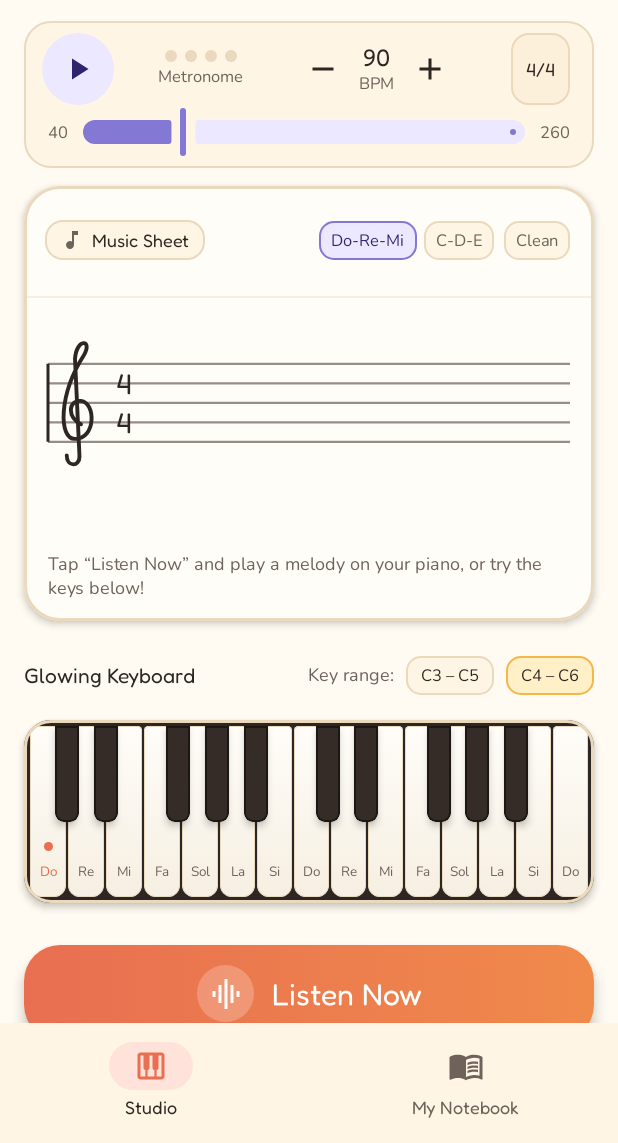
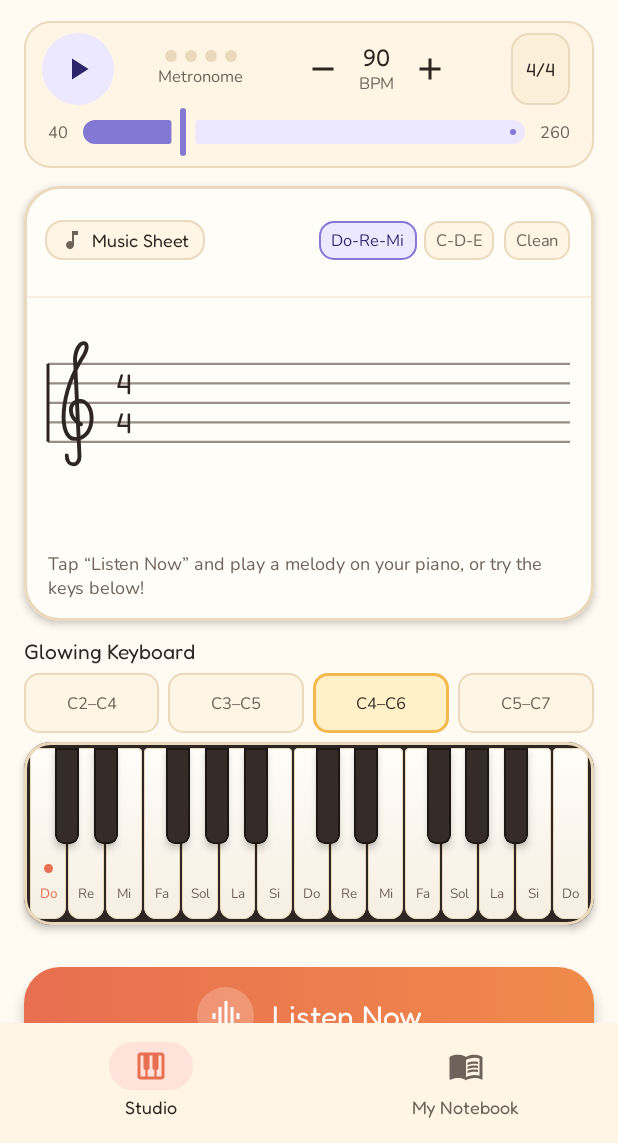
Before and after one commit to salenaguglu-commits/Notolovac, an Android app built with Jetpack Compose: the screen it shows after launch (MainActivity), on a phone screen of 412 x 824 dp, the part 93-1236 px from its top. Run offline under Robolectric (Android 15) with nearby library versions, the phone set to English and light mode, and no system bars; our stand-ins replace Room's generated code.

Commit message:
feat: expand keyboard octave range and support 8va/8vb
Extend keyboard range to C2–C7, update octave selection UI, and add support for rendering 8va/8vb octave shift markers on the staff.

```diff
--- a/app/src/main/java/com/example/model/MusicModels.kt
+++ b/app/src/main/java/com/example/model/MusicModels.kt
@@ -51,8 +51,14 @@ data class DetectedNote(
 object MusicTheory {
     const val STANDARD_A4_HZ = 440.0
     const val STANDARD_C4_HZ = 261.625565
+    // Acoustic microphone pitch detection range: C3 (48) .. C6 (84)
     const val MIN_PIANO_MIDI = 48 // C3
     const val MAX_PIANO_MIDI = 84 // C6
+    // Interactive touch keyboard & note editor range: C2 (36) .. C7 (96)
+    const val MIN_KEYBOARD_START_OCTAVE = 2 // C2 – C4
+    const val MAX_KEYBOARD_START_OCTAVE = 5 // C5 – C7
+    const val MIN_KEYBOARD_MIDI = 36 // C2
+    const val MAX_KEYBOARD_MIDI = 96 // C7
 
     private val SOLFEGE_NAMES = arrayOf(
         "Do", "Do#", "Re", "Re#", "Mi", "Fa", "Fa#", "Sol", "Sol#", "La", "La#", "Si"
@@ -156,6 +162,16 @@ object MusicTheory {
         return (octave - 4) * 7 + diatonicInOctave
     }
 
+    /**
+     * Maps extreme treble-staff keyboard notes (below C3 or above C6) into clean, readable
+     * treble staff positions paired with standard octave shift markers ("8vb" / "8va").
+     */
+    fun staffDisplayMidi(midi: Int): Pair<Int, String?> = when {
+        midi > MAX_PIANO_MIDI -> (midi - 12) to "8va"
+        midi < MIN_PIANO_MIDI -> (midi + 12) to "8vb"
+        else -> midi to null
+    }
+
     fun diatonicColorIndex(midi: Int): Int {
         val semitone = ((midi % 12) + 12) % 12
         return SEMITONE_TO_DIATONIC[semitone]
--- a/app/src/main/java/com/example/ui/components/GlowingPianoKeyboard.kt
+++ b/app/src/main/java/com/example/ui/components/GlowingPianoKeyboard.kt
@@ -359,34 +359,52 @@ fun GlowingPianoKeyboard(
 fun OctaveSelectorRow(
     startOctave: Int,
     onSelectOctave: (Int) -> Unit,
-    modifier: Modifier = Modifier
+    modifier: Modifier = Modifier,
+    showLabel: Boolean = false
 ) {
+    val ranges = listOf(
+        2 to "C2–C4",
+        3 to "C3–C5",
+        4 to "C4–C6",
+        5 to "C5–C7"
+    )
     Row(
-        modifier = modifier,
-        horizontalArrangement = Arrangement.spacedBy(8.dp),
+        modifier = modifier.fillMaxWidth(),
+        horizontalArrangement = Arrangement.spacedBy(6.dp),
         verticalAlignment = Alignment.CenterVertically
     ) {
+        if (showLabel) {
             Text(
                 text = stringResource(R.string.keyboard_octave_range),
                 style = MaterialTheme.typography.bodySmall,
                 color = MutedInk
             )
-        listOf(3 to "C3 – C5", 4 to "C4 – C6").forEach { (oct, label) ->
+        }
+        ranges.forEach { (oct, label) ->
             val selected = startOctave == oct
             Surface(
                 onClick = { onSelectOctave(oct) },
                 shape = RoundedCornerShape(10.dp),
                 color = if (selected) HoneyGoldContainer else WarmSurface,
-                border = BorderStroke(1.dp, if (selected) HoneyGoldTertiary else WarmCardBorder),
-                modifier = Modifier.testTag("octave_btn_$oct")
+                border = BorderStroke(
+                    width = if (selected) 1.5.dp else 1.dp,
+                    color = if (selected) HoneyGoldTertiary else WarmCardBorder
+                ),
+                modifier = Modifier
+                    .weight(1f)
+                    .height(40.dp)
+                    .testTag("octave_btn_$oct")
             ) {
+                Box(contentAlignment = Alignment.Center) {
                     Text(
                         text = label,
                         style = MaterialTheme.typography.labelSmall,
-                    color = WarmInk,
-                    modifier = Modifier.padding(horizontal = 10.dp, vertical = 5.dp)
+                        fontWeight = if (selected) FontWeight.Bold else FontWeight.Medium,
+                        color = if (selected) WarmInk else MutedInk,
+                        maxLines = 1
                     )
                 }
             }
         }
     }
+}
--- a/app/src/main/java/com/example/ui/components/NoteEditorCard.kt
+++ b/app/src/main/java/com/example/ui/components/NoteEditorCard.kt
@@ -197,7 +197,7 @@ fun NoteEditorCard(
             ) {
                 Button(
                     onClick = onPitchStepDown,
-                    enabled = selectedNote.midiNote > MusicTheory.MIN_PIANO_MIDI,
+                    enabled = selectedNote.midiNote > MusicTheory.MIN_KEYBOARD_MIDI,
                     shape = RoundedCornerShape(14.dp),
                     colors = ButtonDefaults.buttonColors(
                         containerColor = WarmSurface,
@@ -258,7 +258,7 @@ fun NoteEditorCard(
 
                 Button(
                     onClick = onPitchStepUp,
-                    enabled = selectedNote.midiNote < MusicTheory.MAX_PIANO_MIDI,
+                    enabled = selectedNote.midiNote < MusicTheory.MAX_KEYBOARD_MIDI,
                     shape = RoundedCornerShape(14.dp),
                     colors = ButtonDefaults.buttonColors(
                         containerColor = WarmSurface,
--- a/app/src/main/java/com/example/ui/screens/SheetResultScreen.kt
+++ b/app/src/main/java/com/example/ui/screens/SheetResultScreen.kt
@@ -750,11 +750,6 @@ fun SheetResultScreen(
 
                         AnimatedVisibility(visible = showEditKeyboard) {
                             Column(verticalArrangement = Arrangement.spacedBy(4.dp)) {
-                                Row(
-                                    modifier = Modifier.fillMaxWidth(),
-                                    horizontalArrangement = Arrangement.SpaceBetween,
-                                    verticalAlignment = Alignment.CenterVertically
-                                ) {
                                 Text(
                                     text = stringResource(R.string.edit_tap_key_hint),
                                     style = MaterialTheme.typography.labelSmall,
@@ -765,7 +760,6 @@ fun SheetResultScreen(
                                     startOctave = keyboardStartOctave,
                                     onSelectOctave = onOctaveChange
                                 )
-                                }
                                 GlowingPianoKeyboard(
                                     activeMidiNote = activeKeyMidi,
                                     startOctave = keyboardStartOctave,
--- a/app/src/main/res/values/strings.xml
+++ b/app/src/main/res/values/strings.xml
@@ -37,6 +37,8 @@
     <string name="studio_empty_staff_hint">Tap “Listen Now” and play a melody on your piano, or try the keys below!</string>
     <string name="studio_keyboard_title">Glowing Keyboard</string>
     <string name="keyboard_octave_range">Key range:</string>
+    <string name="keyboard_octave_down_desc">Lower keyboard octave</string>
+    <string name="keyboard_octave_up_desc">Higher keyboard octave</string>
     <string name="landscape_clear_staff_desc">Clear notes from staff</string>
 
     <!-- Metronome -->
```
Also changed, not shown: app/src/main/java/com/example/export/SheetMusicBitmapExporter.kt (+27 -1 lines), app/src/main/java/com/example/model/SheetNoteEditor.kt (+12 -12 lines), app/src/main/java/com/example/ui/components/SheetMusicCanvas.kt (+36 -3 lines), app/src/main/java/com/example/ui/screens/StudioScreen.kt (+43 -15 lines), app/src/main/java/com/example/viewmodel/NotolovacViewModel.kt (+18 -5 lines), 4 other files. Lines whose indentation alone changed are shown as unchanged.
